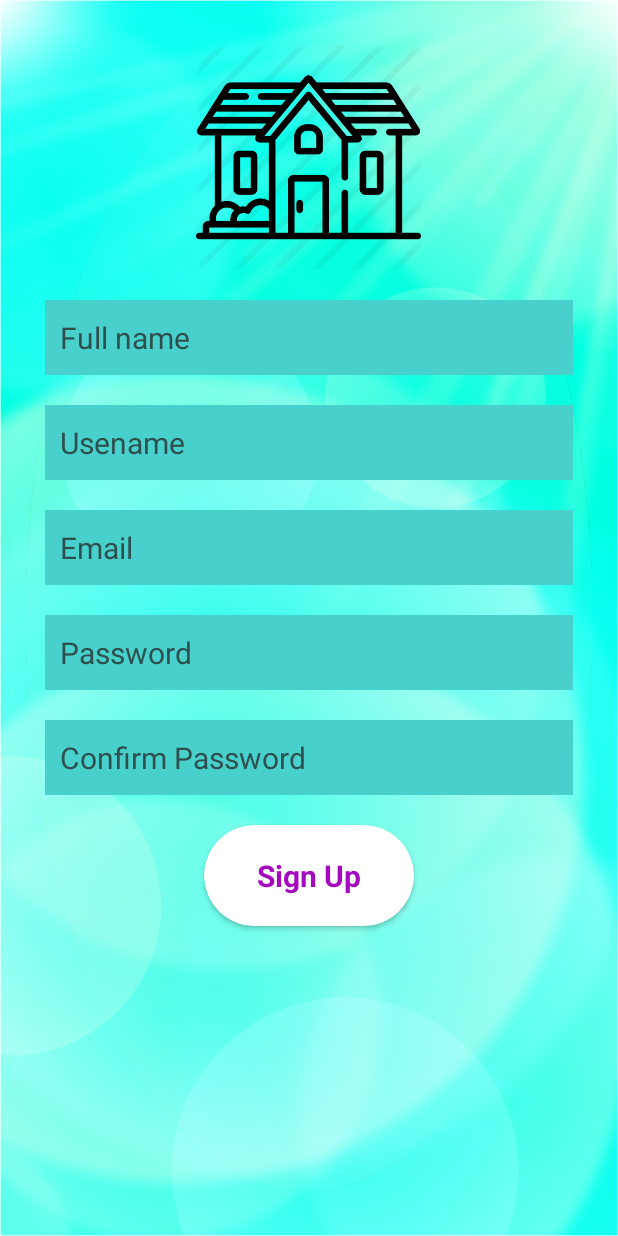
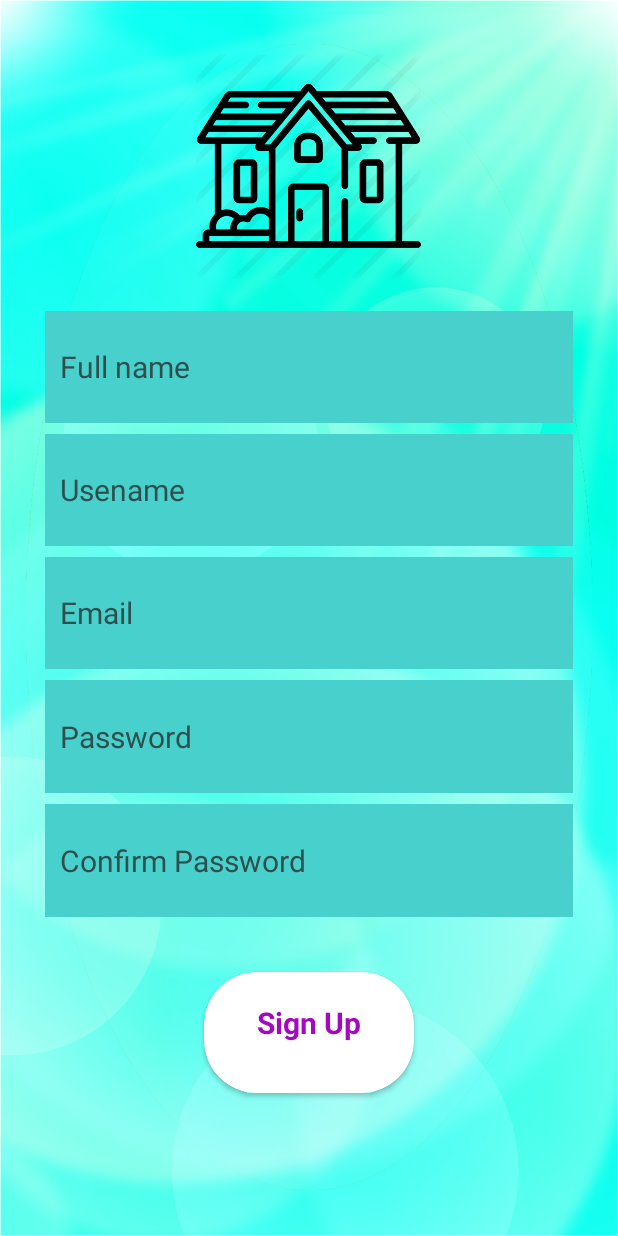
Before and after one commit to nihalshahria/BariChai, an Android app: the Signup_Form screen opened directly, with no data from a screen before it, on a phone screen of 412 x 824 dp. Run offline under Robolectric (Android 15) with nearby library versions, the phone set to English and light mode, and no system bars; our stand-ins replace Firebase (no records; nobody signed in at launch, a user with empty details on screens opened directly).

Commit message:
scalling  bug fixed

```diff
--- a/app/src/main/res/drawable-anydpi/ic_action_pass.xml
+++ b/app/src/main/res/drawable-anydpi/ic_action_pass.xml
@@ -3,14 +3,14 @@
     android:height="24dp"
     android:viewportWidth="24"
     android:viewportHeight="24"
-    android:tint="#050505"
+    android:tint="@color/black"
     android:alpha="0.8">
   <group android:scaleX="0.7692308"
       android:scaleY="0.7692308"
       android:translateX="2.7692308"
       android:translateY="2.7692308">
     <path
-        android:fillColor="@android:color/white"
+        android:fillColor="@android:color/black"
         android:pathData="M18,8h-1L17,6c0,-2.76 -2.24,-5 -5,-5S7,3.24 7,6v2L6,8c-1.1,0 -2,0.9 -2,2v10c0,1.1 0.9,2 2,2h12c1.1,0 2,-0.9 2,-2L20,10c0,-1.1 -0.9,-2 -2,-2zM12,17c-1.1,0 -2,-0.9 -2,-2s0.9,-2 2,-2 2,0.9 2,2 -0.9,2 -2,2zM15.1,8L8.9,8L8.9,6c0,-1.71 1.39,-3.1 3.1,-3.1 1.71,0 3.1,1.39 3.1,3.1v2z"/>
   </group>
 </vector>
--- a/app/src/main/res/drawable-anydpi/ic_action_user.xml
+++ b/app/src/main/res/drawable-anydpi/ic_action_user.xml
@@ -3,14 +3,14 @@
     android:height="24dp"
     android:viewportWidth="24"
     android:viewportHeight="24"
-    android:tint="#050505"
+    android:tint="@color/black"
     android:alpha="0.8">
   <group android:scaleX="0.7692308"
       android:scaleY="0.7692308"
       android:translateX="2.7692308"
       android:translateY="2.7692308">
     <path
-        android:fillColor="@android:color/white"
+        android:fillColor="@android:color/black"
         android:pathData="M5,16c0,3.87 3.13,7 7,7s7,-3.13 7,-7v-4L5,12v4zM16.12,4.37l2.1,-2.1 -0.82,-0.83 -2.3,2.31C14.16,3.28 13.12,3 12,3s-2.16,0.28 -3.09,0.75L6.6,1.44l-0.82,0.83 2.1,2.1C6.14,5.64 5,7.68 5,10v1h14v-1c0,-2.32 -1.14,-4.36 -2.88,-5.63zM9,9c-0.55,0 -1,-0.45 -1,-1s0.45,-1 1,-1 1,0.45 1,1 -0.45,1 -1,1zM15,9c-0.55,0 -1,-0.45 -1,-1s0.45,-1 1,-1 1,0.45 1,1 -0.45,1 -1,1z"/>
   </group>
 </vector>
--- a/app/src/main/res/layout/activity_home_page.xml
+++ b/app/src/main/res/layout/activity_home_page.xml
@@ -5,7 +5,7 @@
     android:layout_width="match_parent"
     android:layout_height="match_parent"
     android:orientation="vertical"
-    android:background="@color/LightSeaGreen"
+    android:background="@color/teal_200"
     android:padding="30dp"
     tools:context=".HomePage">
 
--- a/app/src/main/res/layout/activity_signup_form.xml
+++ b/app/src/main/res/layout/activity_signup_form.xml
@@ -7,28 +7,41 @@
     android:background="@drawable/log_screen_background"
     android:orientation="vertical"
     android:padding="30dp"
+    android:weightSum="4.6"
     tools:context=".Signup_Form">
 
     <ImageView
+        android:layout_weight="1"
         android:layout_width="150dp"
-        android:layout_height="150dp"
+        android:layout_height="0dp"
         android:layout_gravity="center_horizontal"
         android:src="@drawable/house_icon" />
 
     <ProgressBar
+        android:layout_weight="0.4"
         android:id="@+id/progressbar"
         android:layout_width="wrap_content"
-        android:layout_height="wrap_content"
+        android:layout_height="0dp"
         android:layout_gravity="center_horizontal"
         android:visibility="gone"
         />
 
+    <androidx.appcompat.widget.LinearLayoutCompat
+        android:layout_weight="0.1"
+        android:layout_width="match_parent"
+        android:layout_height="0dp"/>
 
+    <androidx.appcompat.widget.LinearLayoutCompat
+        android:layout_weight="2.5"
+        android:layout_width="match_parent"
+        android:layout_height="0dp"
+        android:weightSum="5.4"
+        android:orientation="vertical">
         <EditText
+            android:layout_weight="1"
             android:id="@+id/full_name"
             android:layout_width="match_parent"
-        android:layout_height="50dp"
-        android:layout_marginTop="20dp"
+            android:layout_height="0dp"
             android:ems="10"
             android:focusable="true"
             android:focusableInTouchMode="true"
@@ -40,16 +53,21 @@
             android:inputType="textPersonName"
             android:hint="Full name"
             android:textSize="20sp" />
+        <androidx.appcompat.widget.LinearLayoutCompat
+            android:layout_weight="0.1"
+            android:layout_width="match_parent"
+            android:layout_height="0dp"/>
 
 
         <EditText
+            android:layout_weight="1"
             android:id="@+id/username"
             android:layout_width="match_parent"
-        android:layout_height="50dp"
-        android:layout_marginTop="20dp"
+            android:layout_height="0dp"
             android:background="@color/MediumTurquoise"
             android:ems="10"
             android:focusable="true"
+            android:textCursorDrawable="@color/white"
             android:focusableInTouchMode="true"
             android:hint="Usename"
             android:inputType="text"
@@ -59,14 +77,20 @@
             android:textSize="20sp" />
 
 
+        <androidx.appcompat.widget.LinearLayoutCompat
+            android:layout_weight="0.1"
+            android:layout_width="match_parent"
+            android:layout_height="0dp"/>
+
         <EditText
+            android:layout_weight="1"
             android:id="@+id/email"
             android:layout_width="match_parent"
-        android:layout_height="50dp"
-        android:layout_marginTop="20dp"
+            android:layout_height="0dp"
             android:background="@color/MediumTurquoise"
             android:ems="10"
             android:focusable="true"
+            android:textCursorDrawable="@color/white"
             android:focusableInTouchMode="true"
             android:hint="Email"
             android:importantForAutofill="no"
@@ -76,14 +100,20 @@
             android:textColorHint="@color/DarkSlateGray"
             android:textSize="20sp" />
 
+        <androidx.appcompat.widget.LinearLayoutCompat
+            android:layout_weight="0.1"
+            android:layout_width="match_parent"
+            android:layout_height="0dp"/>
+
         <EditText
+            android:layout_weight="1"
             android:id="@+id/password"
             android:layout_width="match_parent"
-        android:layout_height="50dp"
-        android:layout_marginTop="20dp"
+            android:layout_height="0dp"
             android:background="@color/MediumTurquoise"
             android:ems="10"
             android:focusable="true"
+            android:textCursorDrawable="@color/white"
             android:focusableInTouchMode="true"
             android:hint="@string/Password"
             android:inputType="textPassword"
@@ -93,14 +123,20 @@
             android:textColorHint="@color/DarkSlateGray"
             android:textSize="20sp" />
 
+        <androidx.appcompat.widget.LinearLayoutCompat
+            android:layout_weight="0.1"
+            android:layout_width="match_parent"
+            android:layout_height="0dp"/>
+
         <EditText
+            android:layout_weight="1"
             android:id="@+id/confirmed_password"
             android:layout_width="match_parent"
-        android:layout_height="50dp"
-        android:layout_marginTop="20dp"
+            android:layout_height="0dp"
             android:background="@color/MediumTurquoise"
             android:ems="10"
             android:focusable="true"
+            android:textCursorDrawable="@color/white"
             android:focusableInTouchMode="true"
             android:hint="Confirm Password"
             android:inputType="textPassword"
@@ -109,64 +145,18 @@
             android:textColorHint="@color/DarkSlateGray"
             android:textSize="20sp" />
 
-<!--    <RadioGroup-->
-<!--        android:layout_width="match_parent"-->
-<!--        android:layout_height="wrap_content"-->
-<!--        android:layout_marginTop="10dp"-->
-<!--        android:orientation="horizontal">-->
+    </androidx.appcompat.widget.LinearLayoutCompat>
 
-<!--        <TextView-->
-<!--            android:layout_width="wrap_content"-->
-<!--            android:layout_height="wrap_content"-->
-<!--            android:text="Gender: "-->
-<!--            android:textColor="@color/black"-->
-<!--            android:textSize="20sp" />-->
-
-<!--        <RadioButton-->
-<!--            android:layout_width="wrap_content"-->
-<!--            android:layout_height="wrap_content"-->
-<!--            android:text="Male"-->
-<!--            android:textColor="@color/black"-->
-<!--            android:textSize="20sp" />-->
-
-<!--        <RadioButton-->
-<!--            android:layout_width="wrap_content"-->
-<!--            android:layout_height="wrap_content"-->
-<!--            android:layout_marginHorizontal="10dp"-->
-<!--            android:text="Female"-->
-<!--            android:textColor="@color/black"-->
-<!--            android:textSize="20sp" />-->
-<!--    </RadioGroup>-->
-
-<!--    <androidx.cardview.widget.CardView-->
-<!--        android:id="@+id/sign_up"-->
-<!--        android:layout_width="wrap_content"-->
-<!--        android:layout_height="wrap_content"-->
-<!--        android:layout_gravity="center_horizontal"-->
-<!--        android:layout_marginTop="20dp"-->
-<!--        app:cardBackgroundColor="@color/white"-->
-<!--        app:cardCornerRadius="50dp">-->
-
-<!--        <androidx.appcompat.widget.LinearLayoutCompat-->
-<!--            android:layout_width="wrap_content"-->
-<!--            android:layout_height="wrap_content">-->
-
-<!--            <TextView-->
-<!--                android:layout_width="wrap_content"-->
-<!--                android:layout_height="wrap_content"-->
-<!--                android:paddingHorizontal="35dp"-->
-<!--                android:paddingVertical="20dp"-->
-<!--                android:text="@string/signup_button"-->
-<!--                android:textColor="@color/MediumDarkPurple"-->
-<!--                android:textSize="20sp"-->
-<!--                android:textStyle="bold"/>-->
-<!--        </androidx.appcompat.widget.LinearLayoutCompat>-->
-<!--    </androidx.cardview.widget.CardView>-->
+    <androidx.appcompat.widget.LinearLayoutCompat
+        android:layout_weight="0.1"
+        android:layout_width="match_parent"
+        android:layout_height="0dp"/>
 
     <androidx.cardview.widget.CardView
+        android:layout_weight="0.5"
         android:id="@+id/signup"
         android:layout_width="wrap_content"
-        android:layout_height="wrap_content"
+        android:layout_height="0dp"
         app:cardBackgroundColor="@color/white"
         android:layout_gravity="center_horizontal"
         app:cardCornerRadius="35dp"
--- a/app/src/main/res/values-night/themes.xml
+++ /dev/null
@@ -1,16 +0,0 @@
-<resources xmlns:tools="http://schemas.android.com/tools">
-    <!-- Base application theme. -->
-    <style name="Theme.VaraBari" parent="Theme.MaterialComponents.DayNight.NoActionBar">
-        <!-- Primary brand color. -->
-        <item name="colorPrimary">@color/purple_200</item>
-        <item name="colorPrimaryVariant">@color/purple_700</item>
-        <item name="colorOnPrimary">@color/black</item>
-        <!-- Secondary brand color. -->
-        <item name="colorSecondary">@color/teal_200</item>
-        <item name="colorSecondaryVariant">@color/teal_200</item>
-        <item name="colorOnSecondary">@color/black</item>
-        <!-- Status bar color. -->
-        <item name="android:statusBarColor" tools:targetApi="l">?attr/colorPrimaryVariant</item>
-        <!-- Customize your theme here. -->
-    </style>
-</resources>
--- a/app/src/main/res/values/themes.xml
+++ b/app/src/main/res/values/themes.xml
@@ -1,23 +1,30 @@
 <resources xmlns:tools="http://schemas.android.com/tools">
     <!-- Base application theme. -->
-    <style name="Theme.VaraBari" parent="Theme.MaterialComponents.DayNight.NoActionBar">
+    <style name="Theme.VaraBari" parent="Theme.MaterialComponents.Light.DarkActionBar">
         <!-- Primary brand color. -->
-        <item name="colorPrimary">@color/purple_500</item>
+        <item name="colorPrimary">@color/MediumTurquoise</item>
         <item name="colorPrimaryVariant">@color/purple_700</item>
-        <item name="colorOnPrimary">@color/white</item>
+        <item name="colorOnPrimary">@color/black</item>
         <!-- Secondary brand color. -->
         <item name="colorSecondary">@color/teal_200</item>
         <item name="colorSecondaryVariant">@color/teal_700</item>
         <item name="colorOnSecondary">@color/black</item>
         <!-- Status bar color. -->
-        <item name="android:statusBarColor" tools:targetApi="l">?attr/colorPrimaryVariant</item>
+<!--        <item name="android:statusBarColor" tools:targetApi="l">?attr/colorPrimaryVariant</item>-->
         <!-- Customize your theme here. -->
     </style>
 
-    <style name="AppTheme.SplashScreen" parent="Theme.AppCompat.Light.NoActionBar">
-        <item name="windowActionBar">false</item>
-        <item name="windowNoTitle">true</item>
-        <item name="android:windowDisablePreview">true</item>
+    <style name="AppTheme.SplashScreen" parent="Theme.MaterialComponents.Light.NoActionBar">
+<!--        <item name="windowActionBar">false</item>-->
+<!--        <item name="windowNoTitle">true</item>-->
+<!--        <item name="android:windowDisablePreview">true</item>-->
+        <item name="colorPrimary">@color/Purple</item>
+        <item name="colorPrimaryVariant">@color/purple_700</item>
+        <item name="colorOnPrimary">@color/black</item>
+        <!-- Secondary brand color. -->
+        <item name="colorSecondary">@color/teal_200</item>
+        <item name="colorSecondaryVariant">@color/teal_700</item>
+        <item name="colorOnSecondary">@color/black</item>
     </style>
     <style name="LogInScreen" parent="Theme.AppCompat.Light.NoActionBar">
         <item name="windowActionBar">false</item>
```
Also changed, not shown: app/src/main/AndroidManifest.xml (+4 -3 lines), app/src/main/java/com/example/VaraBari/HomePage.java (+40 -0 lines), app/src/main/res/layout/activity_log_in_screen.xml (+27 -7 lines), app/src/main/res/menu/top_right_corner_menu.xml (added, +17 -0 lines), app/src/main/res/drawable-hdpi/logout.png (added). Lines whose indentation alone changed are shown as unchanged.
